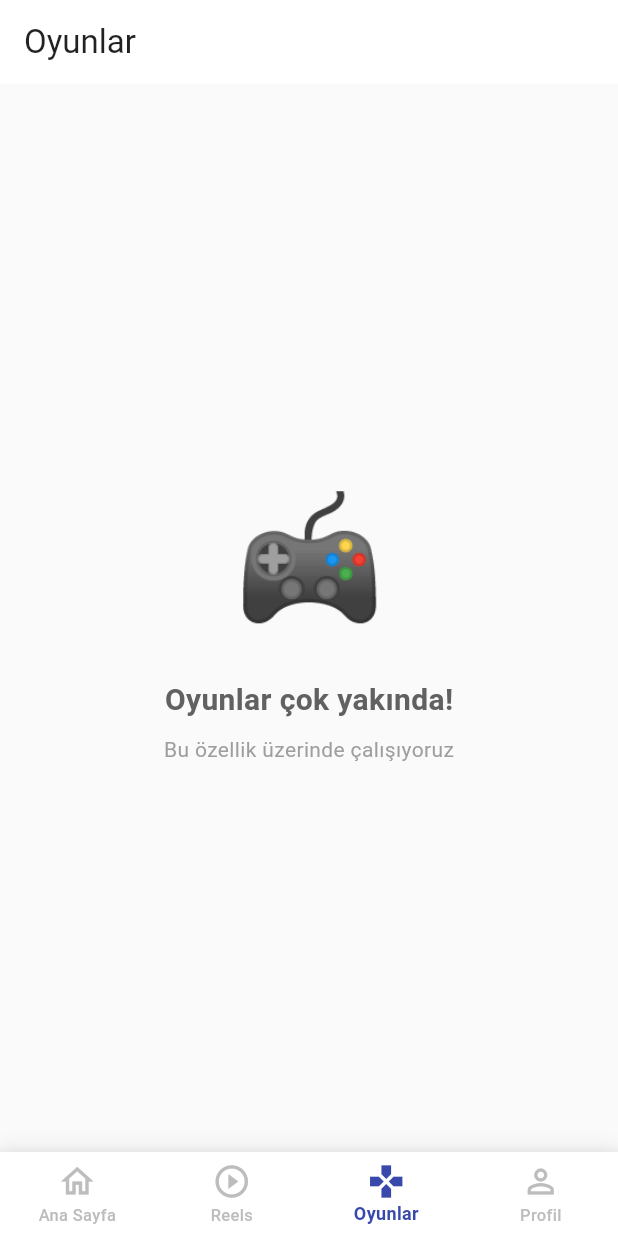
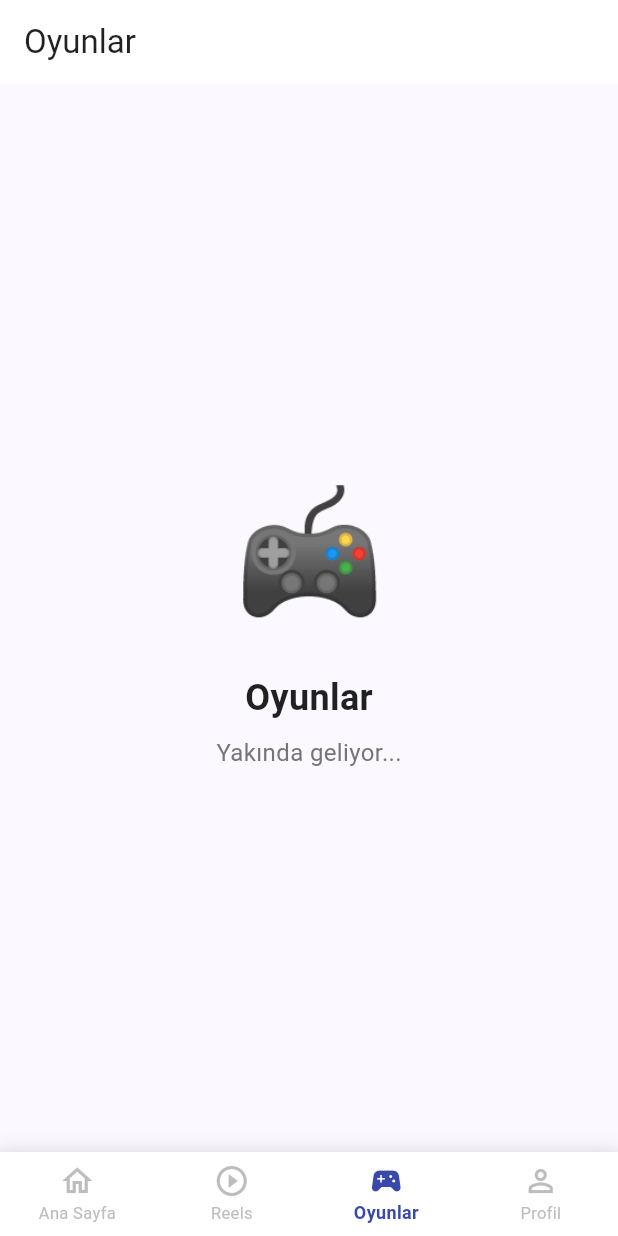
Before and after one commit to Esforper/AA-Next, a Flutter app: the MainNavigator screen opened directly, item 3 of the bottom bar chosen, on a phone screen of 412 x 824 dp. Run offline on Flutter 3.47's test engine with Material 3 defaults, Android fonts, the light colour scheme and no system bars; our stand-ins replace audioplayers, cached_network_image, flutter_dotenv, flutter_secure_storage, share_plus, shared_preferences; accounts and stored records are empty; network calls fail.

Commit message:
alt yazı için geliştirmeler yapıldı

```diff
--- a/MobileAANext/lib/main.dart
+++ b/MobileAANext/lib/main.dart
@@ -1,5 +1,5 @@
 // lib/main.dart
-// Auth entegrasyonu + Splash ekranı eklendi
+// Auth entegrasyonu + Splash ekranı + Audio Service eklendi
 
 import 'package:flutter/material.dart';
 import 'package:provider/provider.dart';
@@ -10,9 +10,11 @@ import 'providers/reels_provider.dart';
 import 'providers/gamification_provider.dart';
 import 'providers/saved_reels_provider.dart';
 import 'providers/chat_provider.dart';
+import 'services/audio_service.dart';  // ✅ YENİ IMPORT
 
 import 'pages/splash_page.dart';
 import 'pages/reels_feed_page.dart';
+import 'pages/login_page.dart';
 import 'views/home_view.dart';
 import 'views/profile_view.dart';
 
@@ -34,7 +36,12 @@ class AanextApp extends StatelessWidget {
           create: (_) => AuthProvider(),
         ),
 
-        // Reels Provider
+        // ✅ YENİ: Audio Service Provider (ReelsProvider'dan ÖNCE!)
+        ChangeNotifierProvider<AudioService>(
+          create: (_) => AudioService(),
+        ),
+
+        // Reels Provider - Audio service'i kullanıyor
         ChangeNotifierProvider<ReelsProvider>(
           create: (_) => ReelsProvider()..loadReels(),
         ),
@@ -127,28 +134,27 @@ class _MainNavigatorState extends State<MainNavigator> {
             fontSize: 12,
           ),
           unselectedLabelStyle: const TextStyle(
-            fontWeight: FontWeight.w500,
             fontSize: 11,
           ),
           items: const [
             BottomNavigationBarItem(
-              icon: Icon(Icons.home_outlined, size: 26),
-              activeIcon: Icon(Icons.home, size: 26),
+              icon: Icon(Icons.home_outlined),
+              activeIcon: Icon(Icons.home),
               label: 'Ana Sayfa',
             ),
             BottomNavigationBarItem(
-              icon: Icon(Icons.play_circle_outline, size: 26),
-              activeIcon: Icon(Icons.play_circle, size: 26),
+              icon: Icon(Icons.play_circle_outline),
+              activeIcon: Icon(Icons.play_circle),
               label: 'Reels',
             ),
             BottomNavigationBarItem(
-              icon: Icon(Icons.gamepad_outlined, size: 26),
-              activeIcon: Icon(Icons.gamepad, size: 26),
+              icon: Icon(Icons.sports_esports_outlined),
+              activeIcon: Icon(Icons.sports_esports),
               label: 'Oyunlar',
             ),
             BottomNavigationBarItem(
-              icon: Icon(Icons.person_outline, size: 26),
-              activeIcon: Icon(Icons.person, size: 26),
+              icon: Icon(Icons.person_outline),
+              activeIcon: Icon(Icons.person),
               label: 'Profil',
             ),
           ],
@@ -158,7 +164,7 @@ class _MainNavigatorState extends State<MainNavigator> {
   }
 }
 
-// Placeholder View
+// Placeholder View - Henüz geliştirilmemiş sayfalar için
 class PlaceholderView extends StatelessWidget {
   final String title;
   final String icon;
@@ -172,11 +178,11 @@ class PlaceholderView extends StatelessWidget {
   @override
   Widget build(BuildContext context) {
     return Scaffold(
-      backgroundColor: Colors.grey[50],
       appBar: AppBar(
         title: Text(title),
         backgroundColor: Colors.white,
         foregroundColor: Colors.black87,
+        elevation: 0,
       ),
       body: Center(
         child: Column(
@@ -188,19 +194,19 @@ class PlaceholderView extends StatelessWidget {
             ),
             const SizedBox(height: 24),
             Text(
-              '$title çok yakında!',
-              style: TextStyle(
-                fontSize: 20,
+              title,
+              style: const TextStyle(
+                fontSize: 24,
                 fontWeight: FontWeight.bold,
-                color: Colors.grey[700],
+                color: Colors.black87,
               ),
             ),
             const SizedBox(height: 8),
             Text(
-              'Bu özellik üzerinde çalışıyoruz',
+              'Yakında geliyor...',
               style: TextStyle(
-                fontSize: 14,
-                color: Colors.grey[500],
+                fontSize: 16,
+                color: Colors.grey[600],
               ),
             ),
           ],
```
Also changed, not shown: MobileAANext/lib/pages/reels_feed_page.dart (+37 -12 lines), MobileAANext/lib/providers/reels_provider.dart (+12 -14 lines), 1 other file.
